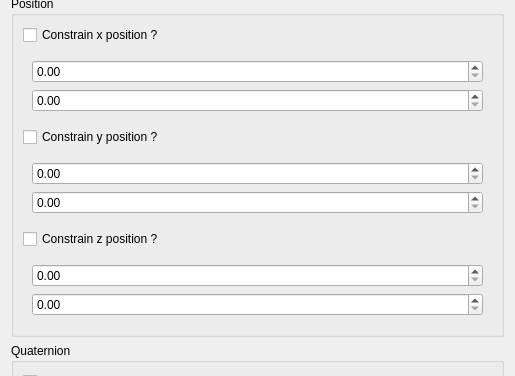
The window that plugins/hppwidgetsplugin/transformconstraintwidget.ui (humanoid-path-planner/hpp-gui) describes before a commit, drawn with Qt 5; both pictures show x 0 to 515 and y 138 to 514 of the 515 by 720 pixel window.
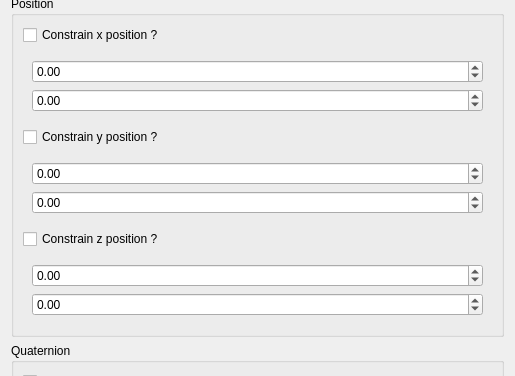
The same window after the commit.

What changed in the file:
```diff
--- a/plugins/hppwidgetsplugin/transformconstraintwidget.ui
+++ b/plugins/hppwidgetsplugin/transformconstraintwidget.ui
@@ -58,10 +58,30 @@
        <widget class="QWidget" name="xPositionWidget" native="true">
         <layout class="QVBoxLayout" name="verticalLayout_5">
          <item>
-          <widget class="QDoubleSpinBox" name="firstXPosition"/>
+          <widget class="QDoubleSpinBox" name="firstXPosition">
+           <property name="minimum">
+            <double>-10000000.000000000000000</double>
+           </property>
+           <property name="maximum">
+            <double>10000000.000000000000000</double>
+           </property>
+           <property name="singleStep">
+            <double>0.010000000000000</double>
+           </property>
+          </widget>
          </item>
          <item>
-          <widget class="QDoubleSpinBox" name="secondXPosition"/>
+          <widget class="QDoubleSpinBox" name="secondXPosition">
+           <property name="minimum">
+            <double>-10000000.000000000000000</double>
+           </property>
+           <property name="maximum">
+            <double>10000000.000000000000000</double>
+           </property>
+           <property name="singleStep">
+            <double>0.010000000000000</double>
+           </property>
+          </widget>
          </item>
         </layout>
        </widget>
@@ -77,10 +97,30 @@
        <widget class="QWidget" name="yPositionWidget" native="true">
         <layout class="QVBoxLayout" name="verticalLayout_6">
          <item>
-          <widget class="QDoubleSpinBox" name="firstYPosition"/>
+          <widget class="QDoubleSpinBox" name="firstYPosition">
+           <property name="minimum">
+            <double>-10000000.000000000000000</double>
+           </property>
+           <property name="maximum">
+            <double>10000000.000000000000000</double>
+           </property>
+           <property name="singleStep">
+            <double>0.010000000000000</double>
+           </property>
+          </widget>
          </item>
          <item>
-          <widget class="QDoubleSpinBox" name="secondYPosition"/>
+          <widget class="QDoubleSpinBox" name="secondYPosition">
+           <property name="minimum">
+            <double>-10000000.000000000000000</double>
+           </property>
+           <property name="maximum">
+            <double>10000000.000000000000000</double>
+           </property>
+           <property name="singleStep">
+            <double>0.010000000000000</double>
+           </property>
+          </widget>
          </item>
         </layout>
        </widget>
@@ -97,6 +137,12 @@
         <layout class="QVBoxLayout" name="verticalLayout_7">
          <item>
           <widget class="QDoubleSpinBox" name="firstZPosition">
+           <property name="minimum">
+            <double>-10000000.000000000000000</double>
+           </property>
+           <property name="maximum">
+            <double>10000000.000000000000000</double>
+           </property>
            <property name="singleStep">
             <double>0.500000000000000</double>
            </property>
@@ -106,7 +152,17 @@
           </widget>
          </item>
          <item>
-          <widget class="QDoubleSpinBox" name="secondZPosition"/>
+          <widget class="QDoubleSpinBox" name="secondZPosition">
+           <property name="minimum">
+            <double>-10000000.000000000000000</double>
+           </property>
+           <property name="maximum">
+            <double>10000000.000000000000000</double>
+           </property>
+           <property name="singleStep">
+            <double>0.010000000000000</double>
+           </property>
+          </widget>
          </item>
         </layout>
        </widget>
```
Left out of the diff: 2 changed lines with no effect on the pictures.
